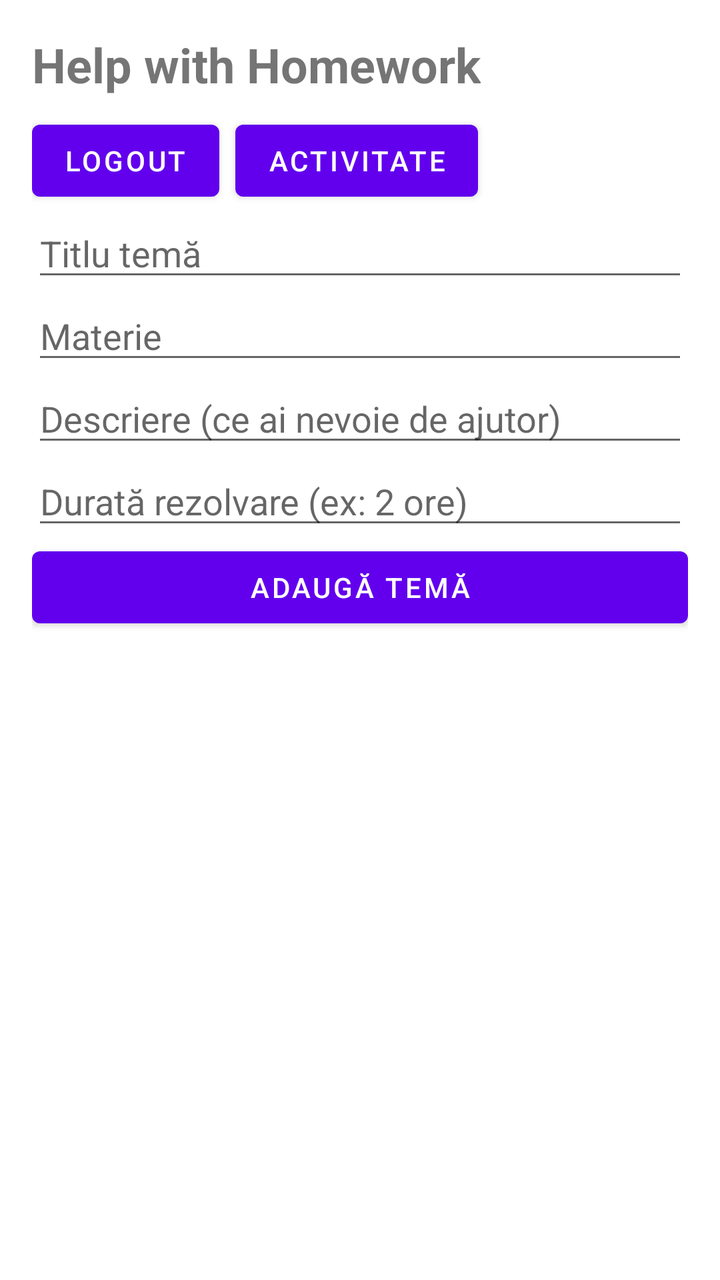
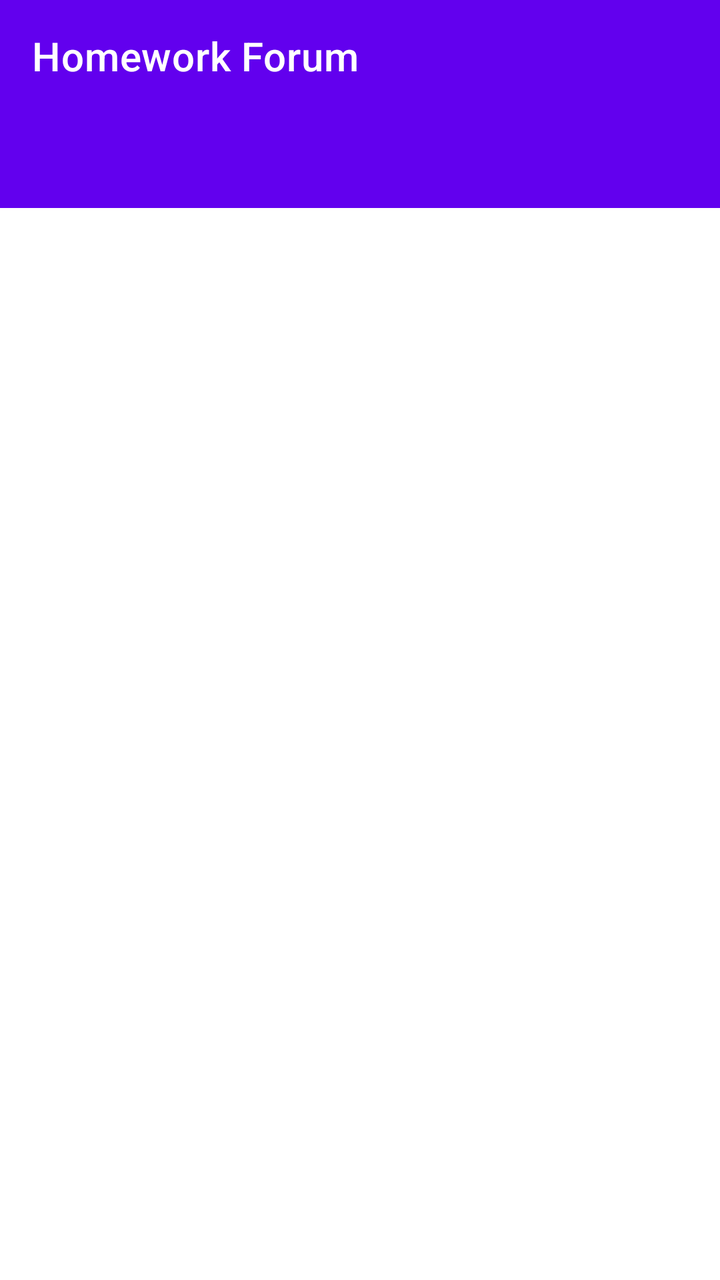

The first picture is an Android layout as it rendered before a commit; the second is the same layout after the commit. The layout source and the unified diff follow.
<!-- AndroidManifest.xml: application theme Theme.ProiectHelpWithHomework -->
<!-- res/layout/activity_main.xml -->
<?xml version="1.0" encoding="utf-8"?>
<LinearLayout xmlns:android="http://schemas.android.com/apk/res/android"
    android:orientation="vertical"
    android:padding="16dp"
    android:layout_width="match_parent"
    android:layout_height="match_parent">

    <TextView
        android:text="Help with Homework"
        android:textSize="24sp"
        android:textStyle="bold"
        android:layout_width="wrap_content"
        android:layout_height="wrap_content" />

    <LinearLayout
        android:layout_width="match_parent"
        android:layout_height="wrap_content"
        android:orientation="horizontal"
        android:layout_marginTop="8dp">

        <Button
            android:id="@+id/logoutButton"
            android:layout_width="wrap_content"
            android:layout_height="wrap_content"
            android:text="Logout" />

        <Button
            android:id="@+id/historyButton"
            android:layout_width="wrap_content"
            android:layout_height="wrap_content"
            android:layout_marginStart="8dp"
            android:text="Activitate" />
    </LinearLayout>

    <EditText
        android:id="@+id/titleInput"
        android:hint="Titlu temă"
        android:layout_width="match_parent"
        android:layout_height="wrap_content" />

    <EditText
        android:id="@+id/subjectInput"
        android:hint="Materie"
        android:layout_width="match_parent"
        android:layout_height="wrap_content" />

    <EditText
        android:id="@+id/descriptionInput"
        android:hint="Descriere (ce ai nevoie de ajutor)"
        android:layout_width="match_parent"
        android:layout_height="wrap_content" />

    <EditText
        android:id="@+id/durationInput"
        android:hint="Durată rezolvare (ex: 2 ore)"
        android:layout_width="match_parent"
        android:layout_height="wrap_content" />

    <Button
        android:id="@+id/addButton"
        android:text="Adaugă temă"
        android:layout_width="match_parent"
        android:layout_height="wrap_content" />

    <androidx.recyclerview.widget.RecyclerView
        android:id="@+id/recyclerView"
        android:layout_width="match_parent"
        android:layout_height="match_parent"
        android:layout_marginTop="16dp" />

</LinearLayout>
<!-- resources referenced by this layout -->
<resources>
  <style name="Theme.ProiectHelpWithHomework" parent="Theme.MaterialComponents.DayNight.DarkActionBar">
          
          <item name="colorPrimary">@color/purple_500</item>
          <item name="colorPrimaryVariant">@color/purple_700</item>
          <item name="colorOnPrimary">@color/white</item>
          
          <item name="colorSecondary">@color/teal_200</item>
          <item name="colorSecondaryVariant">@color/teal_700</item>
          <item name="colorOnSecondary">@color/black</item>
          
          <item name="android:statusBarColor">?attr/colorPrimaryVariant</item>
          
      </style>
  <color name="purple_500">#FF6200EE</color>
  <color name="purple_700">#FF3700B3</color>
  <color name="white">#FFFFFFFF</color>
  <color name="teal_200">#FF03DAC5</color>
  <color name="teal_700">#FF018786</color>
  <color name="black">#FF000000</color>
</resources>

<!-- the commit's change to res/layout/activity_main.xml (unified diff, before → after) -->
@@ -1,71 +1,31 @@
 <?xml version="1.0" encoding="utf-8"?>
 <LinearLayout xmlns:android="http://schemas.android.com/apk/res/android"
-    android:orientation="vertical"
-    android:padding="16dp"
+    xmlns:app="http://schemas.android.com/apk/res-auto"
     android:layout_width="match_parent"
-    android:layout_height="match_parent">
+    android:layout_height="match_parent"
+    android:orientation="vertical">
 
-    <TextView
-        android:text="Help with Homework"
-        android:textSize="24sp"
-        android:textStyle="bold"
-        android:layout_width="wrap_content"
-        android:layout_height="wrap_content" />
+    <androidx.appcompat.widget.Toolbar
+        android:id="@+id/toolbar"
+        android:layout_width="match_parent"
+        android:layout_height="?attr/actionBarSize"
+        android:background="?attr/colorPrimary"
+        app:title="Homework Forum"
+        app:titleTextColor="@android:color/white" />
 
-    <LinearLayout
+    <com.google.android.material.tabs.TabLayout
+        android:id="@+id/tabLayout"
         android:layout_width="match_parent"
         android:layout_height="wrap_content"
-        android:orientation="horizontal"
-        android:layout_marginTop="8dp">
+        android:background="?attr/colorPrimary"
+        app:tabTextColor="#CCCCCC"
+        app:tabSelectedTextColor="@android:color/white"
+        app:tabIndicatorColor="@android:color/white" />
 
-        <Button
-            android:id="@+id/logoutButton"
-            android:layout_width="wrap_content"
-            android:layout_height="wrap_content"
-            android:text="Logout" />
-
-        <Button
-            android:id="@+id/historyButton"
-            android:layout_width="wrap_content"
-            android:layout_height="wrap_content"
-            android:layout_marginStart="8dp"
-            android:text="Activitate" />
-    </LinearLayout>
-
-    <EditText
-        android:id="@+id/titleInput"
-        android:hint="Titlu temă"
+    <androidx.viewpager2.widget.ViewPager2
+        android:id="@+id/viewPager"
         android:layout_width="match_parent"
-        android:layout_height="wrap_content" />
-
-    <EditText
-        android:id="@+id/subjectInput"
-        android:hint="Materie"
-        android:layout_width="match_parent"
-        android:layout_height="wrap_content" />
-
-    <EditText
-        android:id="@+id/descriptionInput"
-        android:hint="Descriere (ce ai nevoie de ajutor)"
-        android:layout_width="match_parent"
-        android:layout_height="wrap_content" />
-
-    <EditText
-        android:id="@+id/durationInput"
-        android:hint="Durată rezolvare (ex: 2 ore)"
-        android:layout_width="match_parent"
-        android:layout_height="wrap_content" />
-
-    <Button
-        android:id="@+id/addButton"
-        android:text="Adaugă temă"
-        android:layout_width="match_parent"
-        android:layout_height="wrap_content" />
-
-    <androidx.recyclerview.widget.RecyclerView
-        android:id="@+id/recyclerView"
-        android:layout_width="match_parent"
-        android:layout_height="match_parent"
-        android:layout_marginTop="16dp" />
+        android:layout_height="0dp"
+        android:layout_weight="1" />
 
 </LinearLayout>
<!-- resource entries referenced after the edit -->
@@ -1,6 +1,6 @@
 <!-- resources referenced by this layout -->
 <resources>
-  <style name="Theme.ProiectHelpWithHomework" parent="Theme.MaterialComponents.DayNight.DarkActionBar">
+  <style name="Theme.ProiectHelpWithHomework" parent="Theme.MaterialComponents.DayNight.NoActionBar">
           
           <item name="colorPrimary">@color/purple_500</item>
           <item name="colorPrimaryVariant">@color/purple_700</item>
